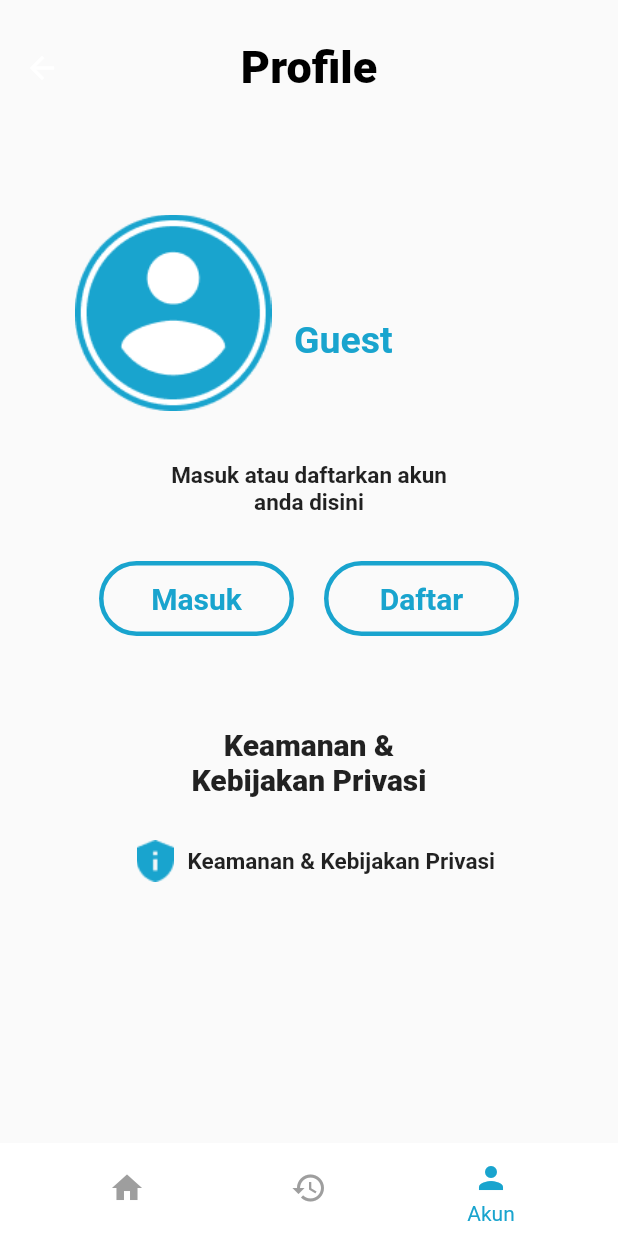
After one commit to nouvosajja/Zuki-Laundry, a Flutter app: the bottom_nav screen opened directly, item 3 of the bottom bar chosen, on a phone screen of 412 x 824 dp. The commit adds this screen. Run offline on Flutter 3.47's test engine with Material 2 defaults, Android fonts, the light colour scheme and no system bars; our stand-ins replace grouped_list, iconly.

Commit message:
[NV] add before login page && fix little

```diff
--- /dev/null
+++ b/lib/beforeLogin.dart
@@ -0,0 +1,180 @@
+import 'package:flutter/material.dart';
+import 'package:zuki_laundry/Login/screen.dart';
+import 'package:zuki_laundry/Register/screen.dart';
+import 'package:zuki_laundry/bottomnav.dart';
+
+class before_login extends StatefulWidget {
+  const before_login({super.key});
+
+  @override
+  State<before_login> createState() => _before_loginState();
+}
+
+class _before_loginState extends State<before_login> {
+  @override
+  Widget build(BuildContext context) {
+    return Scaffold(
+      appBar: AppBar(
+        toolbarHeight: 90,
+        title: Text(
+          'Profile',
+          style: TextStyle(
+              fontSize: 30, fontWeight: FontWeight.w800, color: Colors.black),
+        ),
+        centerTitle: true,
+        backgroundColor: Colors.transparent,
+        elevation: 0,
+      ),
+      body: Column(
+        children: [
+          Row(
+            children: [
+              Padding(
+                padding: EdgeInsets.only(top: 53, left: 50),
+                child: Material(
+                  child: Container(
+                      child: Image.asset("asset/image/before_login.png"),
+                      width: 131,
+                      height: 131),
+                ),
+              ),
+              SizedBox(
+                width: 15,
+              ),
+              Column(
+                children: [
+                  SizedBox(
+                    height: 90,
+                  ),
+                  Text("Guest",
+                      style: TextStyle(
+                          fontSize: 25,
+                          fontWeight: FontWeight.bold,
+                          color: Color.fromRGBO(25, 164, 206, 1))),
+                ],
+              ),
+            ],
+          ),
+          SizedBox(
+            height: 34,
+          ),
+          Center(
+            child: Container(
+              width: 290,
+              child: Text(
+                "Masuk atau daftarkan akun \nanda disini",
+                textAlign: TextAlign.center,
+                maxLines: 3,
+                style: TextStyle(fontWeight: FontWeight.w600, fontSize: 15),
+              ),
+            ),
+          ),
+          //make button login and register no fill and stroke 3 with row and onpressed
+          SizedBox(
+            height: 30,
+          ),
+          Row(
+            mainAxisAlignment: MainAxisAlignment.center,
+            children: [
+              InkWell(
+                child: Container(
+                  width: 130,
+                  height: 50,
+                  decoration: BoxDecoration(
+                    border: Border.all(
+                      color: Color.fromRGBO(25, 164, 206, 1),
+                      width: 3,
+                    ),
+                    borderRadius: BorderRadius.circular(30),
+                  ),
+                  child: Center(
+                    child: Text(
+                      "Masuk",
+                      style: TextStyle(
+                          fontSize: 20,
+                          fontWeight: FontWeight.bold,
+                          color: Color.fromRGBO(25, 164, 206, 1)),
+                    ),
+                  ),
+                ),
+                onTap: () {
+                  Navigator.push(
+                    context,
+                    MaterialPageRoute(builder: (context) => LoginScreen()),
+                  );
+                },
+              ),
+              SizedBox(
+                width: 20,
+              ),
+              InkWell(
+                child: Container(
+                  width: 130,
+                  height: 50,
+                  decoration: BoxDecoration(
+                    border: Border.all(
+                      color: Color.fromRGBO(25, 164, 206, 1),
+                      width: 3,
+                    ),
+                    borderRadius: BorderRadius.circular(30),
+                  ),
+                  child: Center(
+                    child: Text(
+                      "Daftar",
+                      textAlign: TextAlign.center,
+                      style: TextStyle(
+                          fontSize: 20,
+                          fontWeight: FontWeight.bold,
+                          color: Color.fromRGBO(25, 164, 206, 1)),
+                    ),
+                  ),
+                ),
+                onTap: () {
+                  Navigator.push(
+                    context,
+                    MaterialPageRoute(builder: (context) => RegisterScreen()),
+                  );
+                },
+              ),
+            ],
+          ),
+          SizedBox(
+            height: 61,
+          ),
+          Center(
+            child: Container(
+              width: 290,
+              child: Text(
+                "Keamanan & \nKebijakan Privasi",
+                textAlign: TextAlign.center,
+                maxLines: 3,
+                style: TextStyle(fontWeight: FontWeight.w900, fontSize: 20),
+              ),
+            ),
+          ),
+          SizedBox(
+            height: 20,
+          ),
+          Row(
+            mainAxisAlignment: MainAxisAlignment.center,
+            children: [
+              //add image
+              Padding(
+                padding: const EdgeInsets.all(9.0),
+                child: Image.asset(
+                  "asset/image/keamanan.png",
+                  width: 25,
+                  height: 28,
+                ),
+              ),
+              Text(
+                "Keamanan & Kebijakan Privasi",
+                style: TextStyle(fontSize: 15, fontWeight: FontWeight.w600),
+              ),
+            ],
+          ),
+        ],
+      ),
+    );
+  }
+}
--- a/lib/bottomnav.dart
+++ b/lib/bottomnav.dart
@@ -1,9 +1,9 @@
 import 'package:flutter/material.dart';
 import 'package:zuki_laundry/Chat/screen.dart';
 import 'package:zuki_laundry/Home/homepage.dart';
+import 'package:zuki_laundry/beforeLogin.dart';
 import 'package:zuki_laundry/profile/profile.dart';
 import 'package:zuki_laundry/tabbar.dart';
-
 
 class bottom_nav extends StatefulWidget {
   const bottom_nav({Key? key}) : super(key: key);
@@ -28,7 +28,7 @@ class _bottom_navState extends State<bottom_nav> {
       case 1:
         return const Tabbar();
       default:
-        return const profile();
+        return const before_login();
     }
   }
 
@@ -57,38 +57,30 @@ class _bottom_navState extends State<bottom_nav> {
               BottomNavigationBarItem(
                 icon: Padding(
                     padding: const EdgeInsets.symmetric(vertical: 4),
-                    child: Icon(Icons.home)
-                ),
+                    child: Icon(Icons.home)),
                 label: 'Home',
                 activeIcon: Padding(
                     padding: const EdgeInsets.symmetric(vertical: 4),
-                    child: Icon(Icons.home)
-                ),
+                    child: Icon(Icons.home)),
               ),
               BottomNavigationBarItem(
                 icon: Padding(
                     padding: const EdgeInsets.symmetric(vertical: 4),
-                    child: Icon(Icons.history)
-                ),
+                    child: Icon(Icons.history)),
                 label: 'History',
                 activeIcon: Padding(
                     padding: const EdgeInsets.symmetric(vertical: 4),
-                    child: Icon(Icons.history)
-                ),
+                    child: Icon(Icons.history)),
               ),
               BottomNavigationBarItem(
                 icon: Padding(
                     padding: const EdgeInsets.symmetric(vertical: 4),
-                    child: Icon(Icons.person)
-                ),
+                    child: Icon(Icons.person)),
                 label: 'Akun',
                 activeIcon: Padding(
                     padding: const EdgeInsets.symmetric(vertical: 4),
-                    child: Icon(Icons.person)
+                    child: Icon(Icons.person)),
               ),
-              ),
-
-
             ],
           ),
         ));
--- a/pubspec.yaml
+++ b/pubspec.yaml
@@ -71,6 +71,9 @@ flutter:
     - asset/image/splash 1.png
     - asset/image/bubble2.png
     - asset/image/bubble1.png
+    - asset/image/profile.png
+    - asset/image/before_login.png
+    - asset/image/keamanan.png
 
 
   # An image asset can refer to one or more resolution-specific "variants", see
```
Also changed, not shown: lib/Detail/detailpage.dart (deleted, +0 -106 lines), lib/History/dalamproses.dart (+44 -13 lines), lib/main.dart (+3 -5 lines), lib/profile/profile.dart (+4 -22 lines), asset/image/before_login.png (added), asset/image/keamanan.png (added), asset/image/profile.jpg (deleted). Lines whose indentation alone changed are shown as unchanged.
